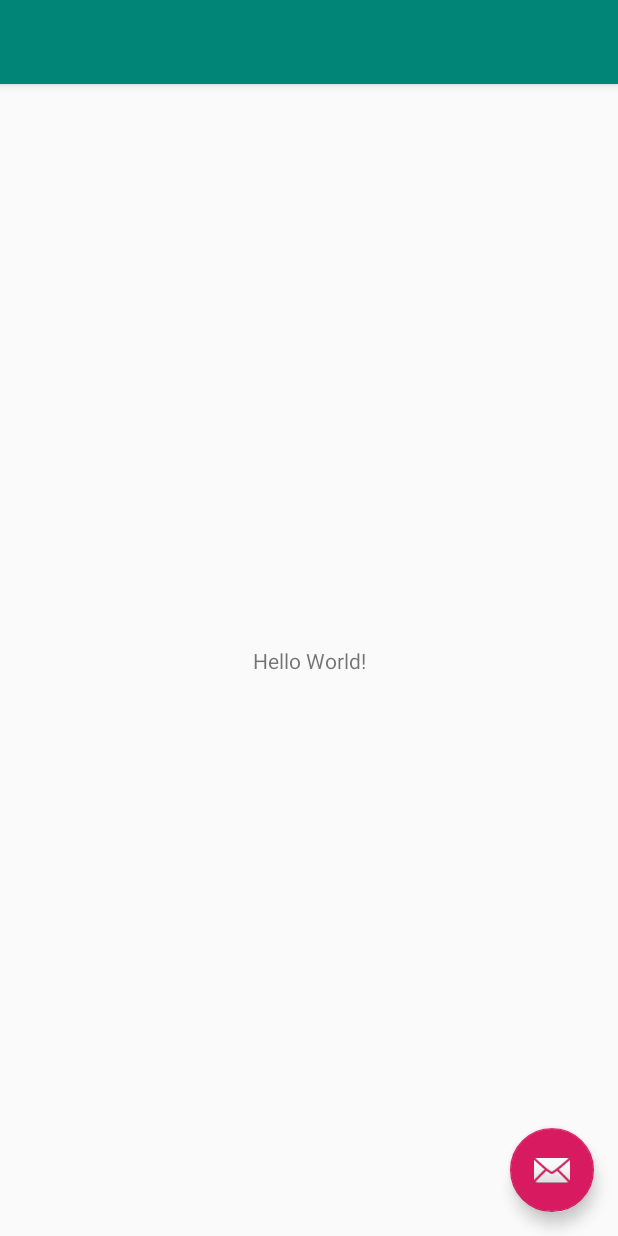
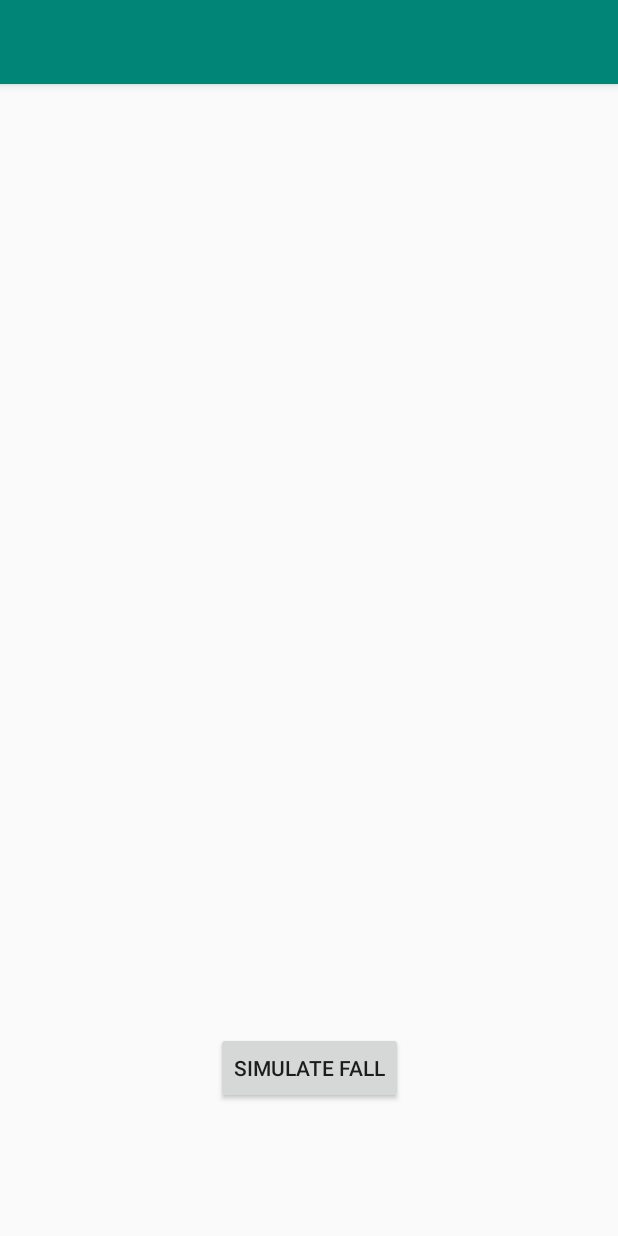
Before and after one commit to sebaciv/mobilki-ontology, an Android app: the layout activity_main.xml on its own in the app's theme, with its tools: preview values and no code run, on a phone screen of 412 x 824 dp. Run offline under Robolectric (Android 15) with nearby library versions, the phone set to English and light mode, and no system bars.

```diff
--- a/app/src/main/AndroidManifest.xml
+++ b/app/src/main/AndroidManifest.xml
@@ -30,7 +30,7 @@
                 <category android:name="android.intent.category.LAUNCHER" />
             </intent-filter>
         </activity>
-        <service android:name=".fall.FallService"
+        <service android:name=".fall.AccelerometerFallService"
             android:enabled="true"
             android:exported="true">
         </service>
--- a/app/src/main/res/layout/activity_main.xml
+++ b/app/src/main/res/layout/activity_main.xml
@@ -22,12 +22,4 @@
 
     <include layout="@layout/content_main" />
 
-    <android.support.design.widget.FloatingActionButton
-        android:id="@+id/fab"
-        android:layout_width="wrap_content"
-        android:layout_height="wrap_content"
-        android:layout_gravity="bottom|end"
-        android:layout_margin="@dimen/fab_margin"
-        app:srcCompat="@android:drawable/ic_dialog_email" />
-
 </android.support.design.widget.CoordinatorLayout>
--- a/app/src/main/res/layout/content_main.xml
+++ b/app/src/main/res/layout/content_main.xml
@@ -8,13 +8,16 @@
     tools:context=".MainActivity"
     tools:showIn="@layout/activity_main">
 
-    <TextView
+    <Button
+        android:id="@+id/button_simulate"
         android:layout_width="wrap_content"
         android:layout_height="wrap_content"
-        android:text="Hello World!"
+        android:layout_marginStart="8dp"
+        android:layout_marginEnd="8dp"
+        android:layout_marginBottom="88dp"
+        android:text="Simulate fall"
         app:layout_constraintBottom_toBottomOf="parent"
-        app:layout_constraintLeft_toLeftOf="parent"
-        app:layout_constraintRight_toRightOf="parent"
-        app:layout_constraintTop_toTopOf="parent" />
+        app:layout_constraintEnd_toEndOf="parent"
+        app:layout_constraintStart_toStartOf="parent" />
 
 </android.support.constraint.ConstraintLayout>
```
Also changed, not shown: app/src/main/java/pl/edu/agh/ki/mob/onto/MainActivity.java (+111 -21 lines), app/src/main/java/pl/edu/agh/ki/mob/onto/OntologyUtils.java (+10 -4 lines), app/src/main/java/pl/edu/agh/ki/mob/onto/fall/AccelerometerFallService.java (renamed from app/src/main/java/pl/edu/agh/ki/mob/onto/fall/FallService.java, +32 -10 lines), 1 other file.
